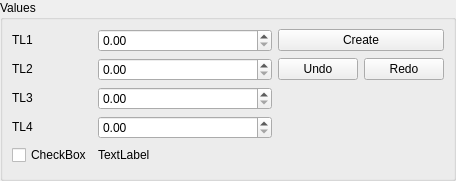
Qt form src/EntityGUI/EntityGUI_4Spin1Check_QTD.ui (SalomePlatform/geom) before a commit.
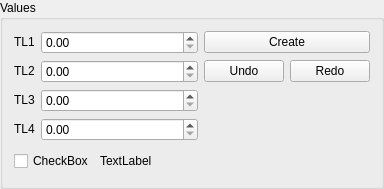
The same form after that commit. Custom widgets are drawn as their Qt base class.

```diff
--- a/src/EntityGUI/EntityGUI_4Spin1Check_QTD.ui
+++ b/src/EntityGUI/EntityGUI_4Spin1Check_QTD.ui
@@ -6,8 +6,8 @@
    <rect>
     <x>0</x>
     <y>0</y>
-    <width>456</width>
-    <height>181</height>
+    <width>384</width>
+    <height>189</height>
    </rect>
   </property>
   <property name="windowTitle">
@@ -25,25 +25,52 @@
      <property name="title">
       <string>Values</string>
      </property>
-     <layout class="QGridLayout" columnstretch="0,1,0">
-      <property name="margin">
-       <number>9</number>
-      </property>
-      <property name="spacing">
-       <number>6</number>
-      </property>
-      <item row="2" column="1">
-       <widget class="SalomeApp_DoubleSpinBox" name="SpinBox_DZ"/>
-      </item>
-      <item row="3" column="1">
-       <widget class="SalomeApp_DoubleSpinBox" name="SpinBox_DS"/>
-      </item>
-      <item row="1" column="1">
-       <widget class="SalomeApp_DoubleSpinBox" name="SpinBox_DY"/>
+     <layout class="QGridLayout" name="gridLayout" columnstretch="0,1,0">
+      <item row="0" column="0">
+       <widget class="QLabel" name="TextLabel1">
+        <property name="sizePolicy">
+         <sizepolicy hsizetype="Fixed" vsizetype="Fixed">
+          <horstretch>0</horstretch>
+          <verstretch>0</verstretch>
+         </sizepolicy>
+        </property>
+        <property name="text">
+         <string>TL1</string>
+        </property>
+        <property name="wordWrap">
+         <bool>false</bool>
+        </property>
+       </widget>
       </item>
       <item row="0" column="1">
        <widget class="SalomeApp_DoubleSpinBox" name="SpinBox_DX"/>
       </item>
+      <item row="0" column="2">
+       <widget class="QPushButton" name="buttonApply">
+        <property name="text">
+         <string>Create</string>
+        </property>
+       </widget>
+      </item>
+      <item row="1" column="0">
+       <widget class="QLabel" name="TextLabel2">
+        <property name="sizePolicy">
+         <sizepolicy hsizetype="Fixed" vsizetype="Fixed">
+          <horstretch>0</horstretch>
+          <verstretch>0</verstretch>
+         </sizepolicy>
+        </property>
+        <property name="text">
+         <string>TL2</string>
+        </property>
+        <property name="wordWrap">
+         <bool>false</bool>
+        </property>
+       </widget>
+      </item>
+      <item row="1" column="1">
+       <widget class="SalomeApp_DoubleSpinBox" name="SpinBox_DY"/>
+      </item>
       <item row="1" column="2">
        <layout class="QGridLayout">
         <property name="margin">
@@ -68,61 +95,6 @@
         </item>
        </layout>
       </item>
-      <item row="0" column="2">
-       <widget class="QPushButton" name="buttonApply">
-        <property name="text">
-         <string>Create</string>
-        </property>
-       </widget>
-      </item>
-      <item row="0" column="0">
-       <widget class="QLabel" name="TextLabel1">
-        <property name="sizePolicy">
-         <sizepolicy hsizetype="Fixed" vsizetype="Fixed">
-          <horstretch>0</horstretch>
-          <verstretch>0</verstretch>
-         </sizepolicy>
-        </property>
-        <property name="text">
-         <string>TL1</string>
-        </property>
-        <property name="wordWrap">
-         <bool>false</bool>
-        </property>
-       </widget>
-      </item>
-      <item row="3" column="0">
-       <widget class="QLabel" name="TextLabel4">
-        <property name="sizePolicy">
-         <sizepolicy hsizetype="Fixed" vsizetype="Fixed">
-          <horstretch>0</horstretch>
-          <verstretch>0</verstretch>
-         </sizepolicy>
-        </property>
-        <property name="text">
-         <string>TL4</string>
-        </property>
-        <property name="wordWrap">
-         <bool>false</bool>
-        </property>
-       </widget>
-      </item>
-      <item row="1" column="0">
-       <widget class="QLabel" name="TextLabel2">
-        <property name="sizePolicy">
-         <sizepolicy hsizetype="Fixed" vsizetype="Fixed">
-          <horstretch>0</horstretch>
-          <verstretch>0</verstretch>
-         </sizepolicy>
-        </property>
-        <property name="text">
-         <string>TL2</string>
-        </property>
-        <property name="wordWrap">
-         <bool>false</bool>
-        </property>
-       </widget>
-      </item>
       <item row="2" column="0">
        <widget class="QLabel" name="TextLabel3">
         <property name="sizePolicy">
@@ -139,20 +111,59 @@
         </property>
        </widget>
       </item>
-      <item row="5" column="0">
-       <widget class="QCheckBox" name="checkBox">
-        <property name="text">
-         <string>CheckBox</string>
-        </property>
-       </widget>
+      <item row="2" column="1">
+       <widget class="SalomeApp_DoubleSpinBox" name="SpinBox_DZ"/>
       </item>
-      <item row="5" column="1" colspan="2">
-       <widget class="QLabel" name="label">
+      <item row="3" column="0">
+       <widget class="QLabel" name="TextLabel4">
+        <property name="sizePolicy">
+         <sizepolicy hsizetype="Fixed" vsizetype="Fixed">
+          <horstretch>0</horstretch>
+          <verstretch>0</verstretch>
+         </sizepolicy>
+        </property>
         <property name="text">
-         <string>TextLabel</string>
+         <string>TL4</string>
         </property>
+        <property name="wordWrap">
+         <bool>false</bool>
+        </property>
        </widget>
       </item>
+      <item row="3" column="1">
+       <widget class="SalomeApp_DoubleSpinBox" name="SpinBox_DS"/>
+      </item>
+      <item row="4" column="0" colspan="3">
+       <layout class="QHBoxLayout" name="horizontalLayout" stretch="0,1,0">
+        <item>
+         <widget class="QCheckBox" name="checkBox">
+          <property name="text">
+           <string>CheckBox</string>
+          </property>
+         </widget>
+        </item>
+        <item>
+         <widget class="QLabel" name="label">
+          <property name="text">
+           <string>TextLabel</string>
+          </property>
+         </widget>
+        </item>
+        <item>
+         <spacer name="horizontalSpacer">
+          <property name="orientation">
+           <enum>Qt::Horizontal</enum>
+          </property>
+          <property name="sizeHint" stdset="0">
+           <size>
+            <width>40</width>
+            <height>20</height>
+           </size>
+          </property>
+         </spacer>
+        </item>
+       </layout>
+      </item>
      </layout>
     </widget>
    </item>
```
